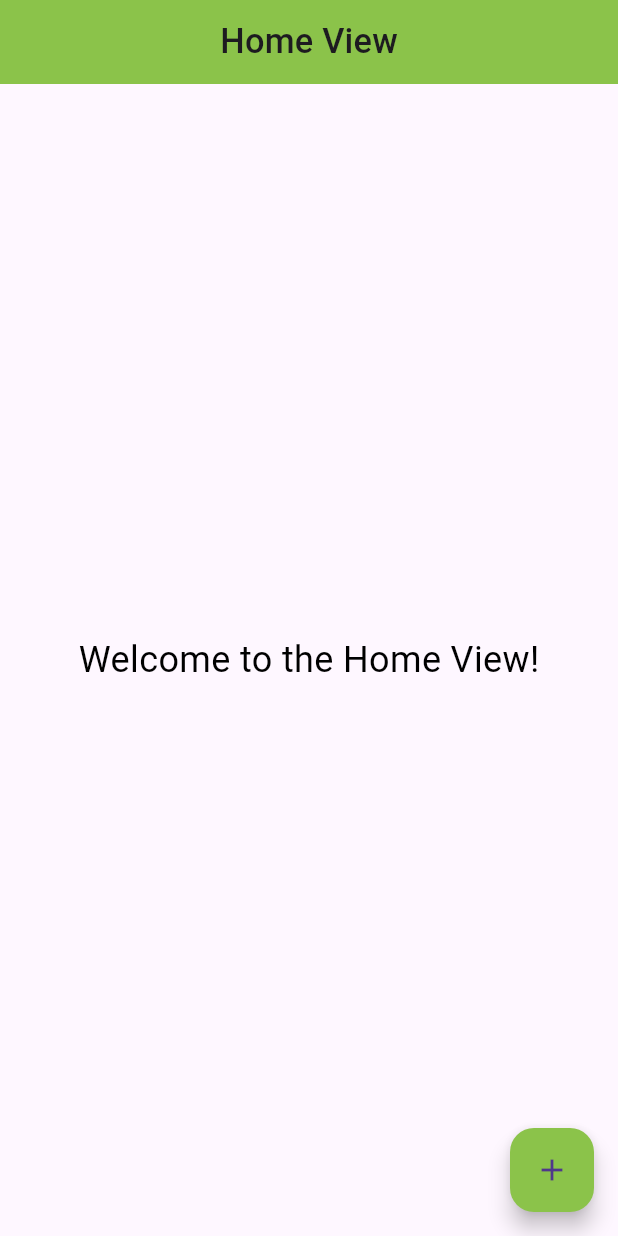
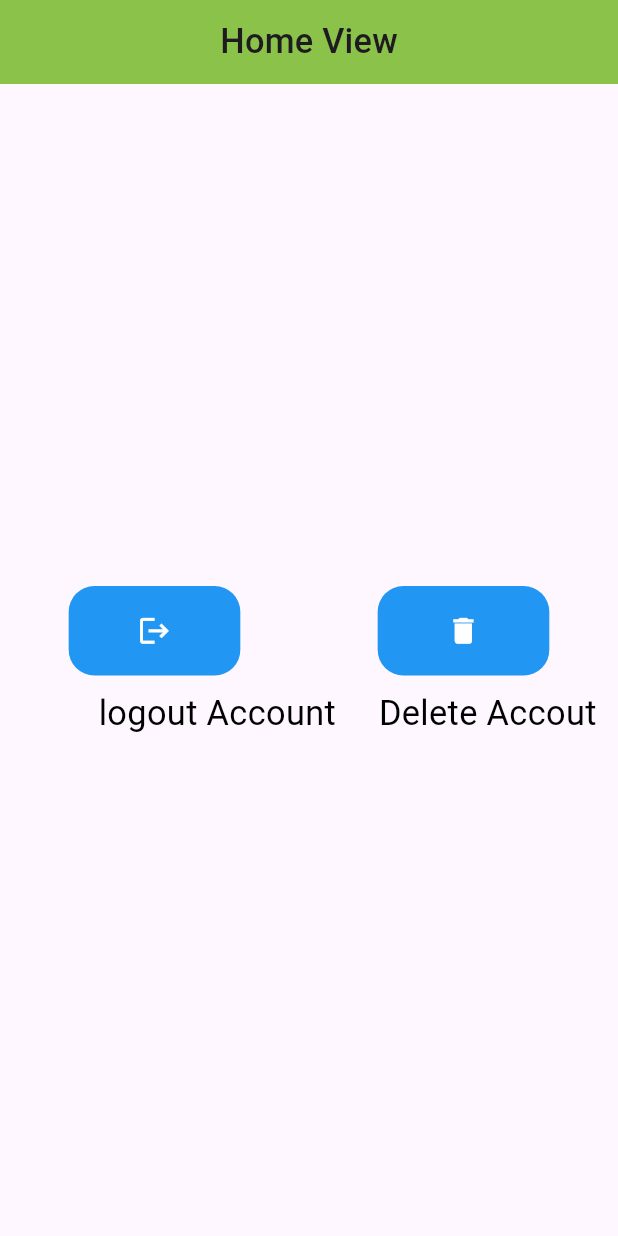
Before and after one commit to Gulshid/Flutter-Firebase, a Flutter app: the HomeView screen opened directly, on a phone screen of 412 x 824 dp. Run offline on Flutter 3.47's test engine with Material 3 defaults, Android fonts, the light colour scheme and no system bars; our stand-ins replace another_flushbar, cloud_firestore, firebase_auth, firebase_core, flutter_screenutil, flutter_spinkit and 1 more; accounts and stored records are empty.

Commit message:
Firebase logout and delete is completed

```diff
--- a/firebase_backend/lib/main.dart
+++ b/firebase_backend/lib/main.dart
@@ -5,6 +5,7 @@ import 'package:firebase_backend/firebase_options.dart';
 import 'package:firebase_backend/viewModel/RegProvider.dart';
 import 'package:firebase_backend/viewModel/SignUpProvider.dart';
 import 'package:firebase_backend/viewModel/loginProvider.dart';
+import 'package:firebase_backend/viewModel/logout_deleteProvider.dart';
 import 'package:firebase_core/firebase_core.dart';
 import 'package:flutter/material.dart';
 import 'package:flutter_screenutil/flutter_screenutil.dart';
@@ -33,6 +34,7 @@ class MyApp extends StatelessWidget {
             ChangeNotifierProvider(create: (_) => Signupprovider()),
             ChangeNotifierProvider(create: (_)=> Loginprovider()),
             ChangeNotifierProvider(create: (_)=> Regprovider()),
+            ChangeNotifierProvider(create: (_)=>LogoutDeleteprovider()),
           ],
 
           child: Builder(
@@ -50,7 +52,7 @@ class MyApp extends StatelessWidget {
                   ),
                 ),
 
-                initialRoute: Routesname.register,
+                initialRoute: Routesname.login,
                 onGenerateRoute: Routes.generateRoute,
               );
             },
--- a/firebase_backend/lib/views_/SignUp_view.dart
+++ b/firebase_backend/lib/views_/SignUp_view.dart
@@ -1,5 +1,6 @@
 import 'package:firebase_backend/Routes/Routesname.dart';
 import 'package:firebase_backend/viewModel/SignUpProvider.dart';
+import 'package:firebase_backend/views_/home_view.dart';
 import 'package:flutter/gestures.dart';
 import 'package:flutter/material.dart';
 import 'package:flutter_screenutil/flutter_screenutil.dart';
@@ -76,7 +77,10 @@ class _SignupViewState extends State<SignupView> {
 
           SizedBox(height: 30.sp),
           GestureDetector(
-            onTap: () => Profire.signUp(context),
+            onTap: () {
+              Profire.signUp(context);
+              Navigator.pushReplacement(context, MaterialPageRoute(builder: (context)=>HomeView()));
+            },
 
             child: Container(
               height: 50.h,
--- a/firebase_backend/lib/views_/home_view.dart
+++ b/firebase_backend/lib/views_/home_view.dart
@@ -1,4 +1,9 @@
+import 'package:firebase_backend/viewModel/logout_deleteProvider.dart';
+import 'package:firebase_backend/views_/SignUp_view.dart';
+import 'package:firebase_backend/views_/login_view.dart';
 import 'package:flutter/material.dart';
+import 'package:flutter_screenutil/flutter_screenutil.dart';
+import 'package:provider/provider.dart';
 
 class HomeView extends StatefulWidget {
   const HomeView({super.key});
@@ -10,6 +15,7 @@ class HomeView extends StatefulWidget {
 class _HomeViewState extends State<HomeView> {
   @override
   Widget build(BuildContext context) {
+    final log_delProvider = Provider.of<LogoutDeleteprovider>(context);
     return Scaffold(
       appBar: AppBar(
         title: Text('Home View'),
@@ -17,20 +23,87 @@ class _HomeViewState extends State<HomeView> {
         backgroundColor: Colors.lightGreen,
       ),
       body: Center(
-        child: Text(
-          'Welcome to the Home View!',
-          style: TextStyle(fontSize: 24, color: Colors.black),
+        child: Column(
+          mainAxisAlignment: MainAxisAlignment.center,
+          children: [
+            Row(
+              mainAxisAlignment: MainAxisAlignment.spaceAround,
+              crossAxisAlignment: CrossAxisAlignment.center,
+              children: [
+                GestureDetector(
+                  onTap: () {
+                    if (log_delProvider.currentUserId!.uid.isNotEmpty) {
+                      log_delProvider.logoutAccount(context);
+                      Navigator.pushReplacement(
+                        context,
+                        MaterialPageRoute(builder: (context) => LoginView()),
+                      );
+                    }
+                  },
+                  child: Container(
+                    height: 50.h,
+                    width: 100.w,
+
+                    decoration: BoxDecoration(
+                      color: Colors.blue,
+                      borderRadius: BorderRadius.circular(15.r),
+                    ),
+                    child: Center(
+                      child: Icon(
+                        Icons.logout,
+                        color: Colors.white,
+                        size: 20.sp,
+                      ),
+                    ),
+                  ),
+                ),
+
+                GestureDetector(
+
+                  onTap: () async{
+                    await log_delProvider.deleteAccount(context);
+                    Navigator.pushReplacement(
+                      context,
+                      MaterialPageRoute(builder: (context) => SignupView()),
+                    );
+                  },
+                  child: Container(
+                    height: 50.h,
+                    width: 100.w,
+
+                    decoration: BoxDecoration(
+                      color: Colors.blue,
+                      borderRadius: BorderRadius.circular(15.r),
+                    ),
+                    child: Center(
+                      child: Icon(
+                        Icons.delete,
+                        color: Colors.white,
+                        size: 20.sp,
+                      ),
+                    ),
+                  ),
+                ),
+              ],
+            ),
+            SizedBox(height: 10.h),
+            Row(
+              mainAxisAlignment: MainAxisAlignment.spaceAround,
+              crossAxisAlignment: CrossAxisAlignment.center,
+              children: [
+                SizedBox(width: 20.w),
+                Text(
+                  'logout Account',
+                  style: TextStyle(fontSize: 20.sp, color: Colors.black),
+                ),
+                Text(
+                  'Delete Accout',
+                  style: TextStyle(fontSize: 20.sp, color: Colors.black),
+                ),
+              ],
+            ),
+          ],
         ),
-      ),
-      floatingActionButton: FloatingActionButton(
-        onPressed: () {
-          // Action for the button
-          ScaffoldMessenger.of(context).showSnackBar(
-            SnackBar(content: Text('Floating Action Button Pressed')),
-          );
-        },
-        child: Icon(Icons.add),
-        backgroundColor: Colors.lightGreen,
       ),
     );
   }
```
Also changed, not shown: firebase_backend/lib/viewModel/logout_deleteProvider.dart (added, +63 -0 lines), firebase_backend/lib/views_/login_view.dart (+9 -1 lines).
